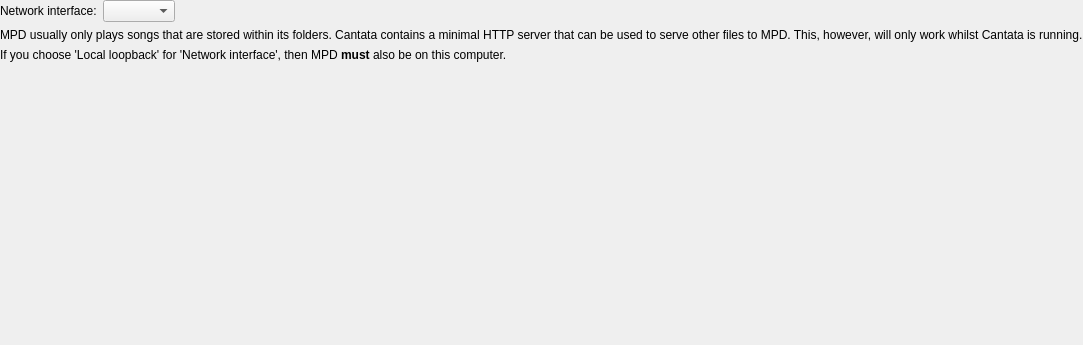
Above: http/httpserversettings.ui from CDrummond/cantata before the change. Below: the same form after it.
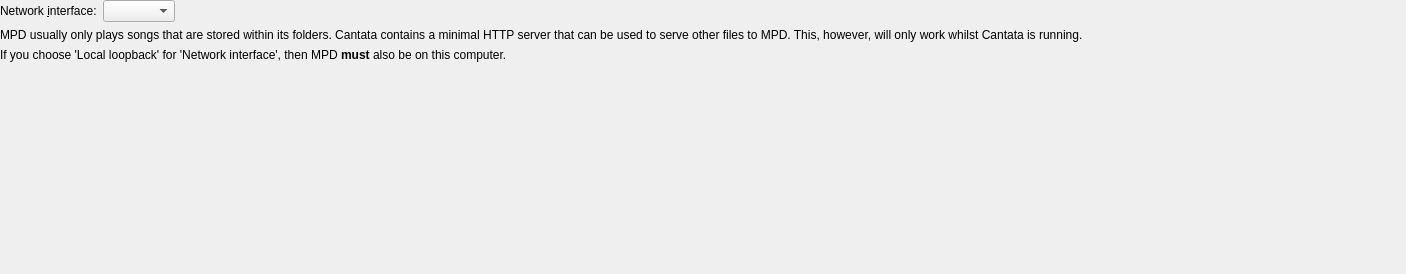
That is the form after the change. Custom widgets are drawn as their Qt base class.

Commit message: Re-arange layouts so that note labels are in correct place if make OSX pref dialog not do its resize thingy...

Patch:
```diff
--- a/http/httpserversettings.ui
+++ b/http/httpserversettings.ui
@@ -6,49 +6,54 @@
    <rect>
     <x>0</x>
     <y>0</y>
-    <width>416</width>
-    <height>345</height>
+    <width>1406</width>
+    <height>274</height>
    </rect>
   </property>
-  <layout class="QVBoxLayout" name="verticalLayout">
-   <property name="margin">
-    <number>0</number>
-   </property>
-   <item>
     <layout class="QFormLayout" name="formLayout">
      <property name="fieldGrowthPolicy">
       <enum>QFormLayout::ExpandingFieldsGrow</enum>
      </property>
-     <item row="1" column="0">
+   <property name="leftMargin">
+    <number>0</number>
+   </property>
+   <property name="topMargin">
+    <number>0</number>
+   </property>
+   <property name="rightMargin">
+    <number>0</number>
+   </property>
+   <property name="bottomMargin">
+    <number>0</number>
+   </property>
+   <item row="0" column="0">
       <widget class="BuddyLabel" name="label_5">
        <property name="text">
-        <string>Network interface:</string>
+      <string>Network &amp;interface:</string>
        </property>
        <property name="buddy">
         <cstring>httpInterface</cstring>
        </property>
       </widget>
      </item>
-     <item row="1" column="1">
+   <item row="0" column="1">
       <widget class="QComboBox" name="httpInterface"/>
      </item>
-    </layout>
-   </item>
-   <item>
+   <item row="1" column="0" colspan="2">
     <widget class="NoteLabel" name="label_4">
      <property name="text">
       <string>MPD usually only plays songs that are stored within its folders. Cantata contains a minimal HTTP server that can be used to serve other files to MPD. This, however, will only work whilst Cantata is running.</string>
      </property>
     </widget>
    </item>
-   <item>
+   <item row="2" column="0" colspan="2">
     <widget class="NoteLabel" name="label_4b">
      <property name="text">
       <string>If you choose 'Local loopback' for 'Network interface', then MPD &lt;b&gt;must&lt;/b&gt; also be on this computer.</string>
      </property>
     </widget>
    </item>
-   <item>
+   <item row="3" column="0" colspan="2">
     <spacer name="expandingSpacer">
      <property name="orientation">
       <enum>Qt::Vertical</enum>
```
Left out of the diff: 1 changed line with no effect on the pictures. Lines whose indentation alone changed are shown as unchanged. The commit also changes 2 other files.
